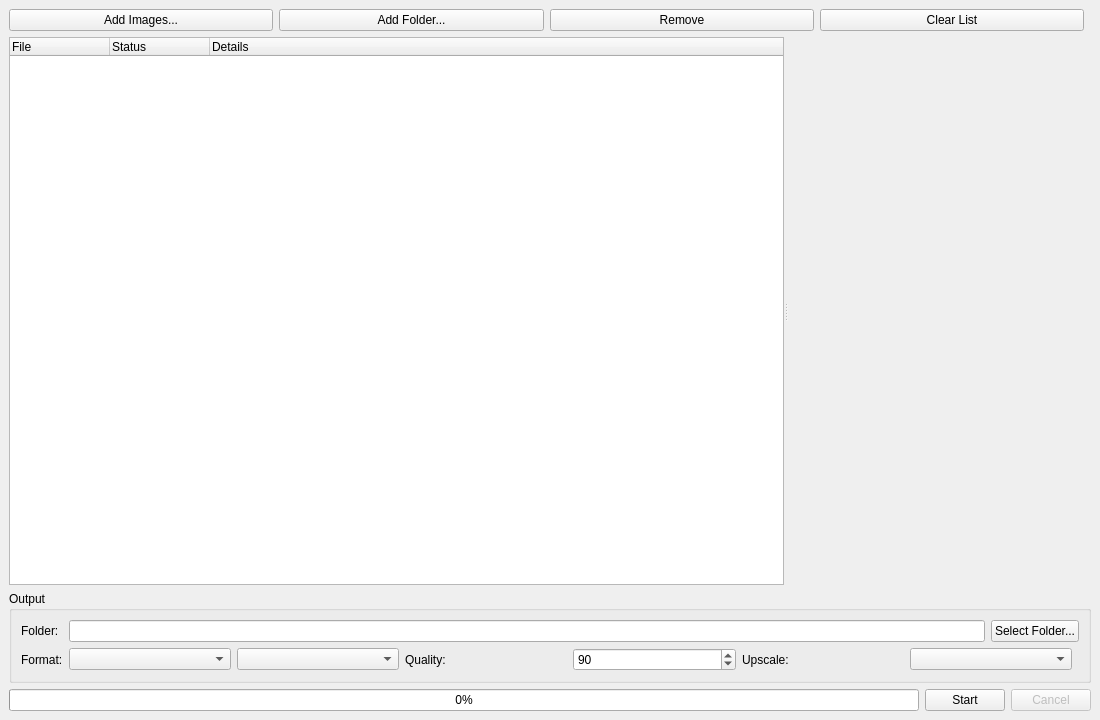
Qt form src/ui/MainWindow.ui (Kaido-MSVC/AnimeRestoreX) before a commit.
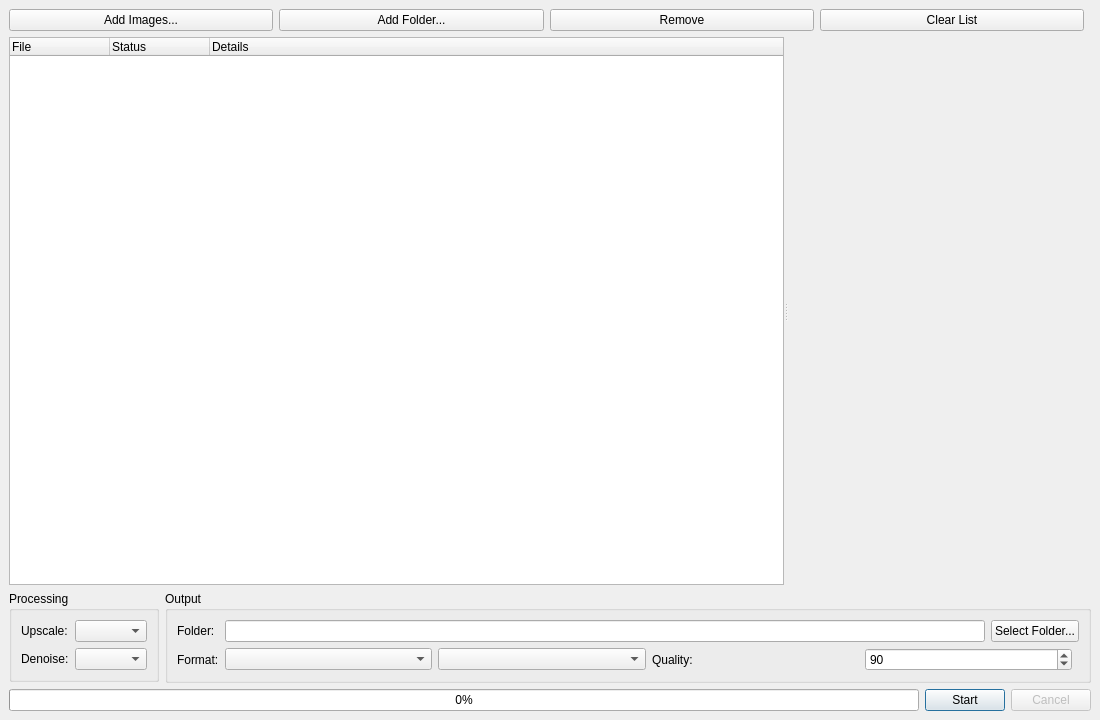
The same form after that commit. Custom widgets are drawn as their Qt base class.

Commit message: v1.1 phase 2: processing/output groups, denoise on the main window

Patch:
```diff
--- a/src/ui/MainWindow.ui
+++ b/src/ui/MainWindow.ui
@@ -101,6 +101,49 @@
      </widget>
     </item>
     <item>
+     <layout class="QHBoxLayout" name="settingsLayout" stretch="0,1">
+     <item>
+     <widget class="QGroupBox" name="processGroup">
+      <property name="sizePolicy">
+       <sizepolicy hsizetype="Preferred" vsizetype="Maximum">
+        <horstretch>0</horstretch>
+        <verstretch>0</verstretch>
+       </sizepolicy>
+      </property>
+      <property name="title">
+       <string>Processing</string>
+      </property>
+      <layout class="QFormLayout" name="processLayout">
+       <item row="0" column="0">
+        <widget class="QLabel" name="scaleLabel">
+         <property name="text">
+          <string>Upscale:</string>
+         </property>
+         <property name="buddy">
+          <cstring>scaleCombo</cstring>
+         </property>
+        </widget>
+       </item>
+       <item row="0" column="1">
+        <widget class="QComboBox" name="scaleCombo"/>
+       </item>
+       <item row="1" column="0">
+        <widget class="QLabel" name="noiseLabel">
+         <property name="text">
+          <string>Denoise:</string>
+         </property>
+         <property name="buddy">
+          <cstring>noiseCombo</cstring>
+         </property>
+        </widget>
+       </item>
+       <item row="1" column="1">
+        <widget class="QComboBox" name="noiseCombo"/>
+       </item>
+      </layout>
+     </widget>
+     </item>
+     <item>
      <widget class="QGroupBox" name="outputGroup">
       <property name="sizePolicy">
        <sizepolicy hsizetype="Preferred" vsizetype="Maximum">
@@ -172,16 +215,6 @@
            </property>
           </widget>
          </item>
-         <item>
-          <widget class="QLabel" name="scaleLabel">
-           <property name="text">
-            <string>Upscale:</string>
-           </property>
-          </widget>
-         </item>
-         <item>
-          <widget class="QComboBox" name="scaleCombo"/>
-         </item>
          <item>
           <spacer name="formatSpacer">
            <property name="orientation">
@@ -193,6 +226,8 @@
        </item>
       </layout>
      </widget>
+     </item>
+     </layout>
     </item>
     <item>
      <layout class="QHBoxLayout" name="actionLayout">
@@ -208,6 +243,9 @@
         <property name="text">
          <string>Start</string>
         </property>
+        <property name="default">
+         <bool>true</bool>
+        </property>
        </widget>
       </item>
       <item>
```
The commit also changes 11 other files.
